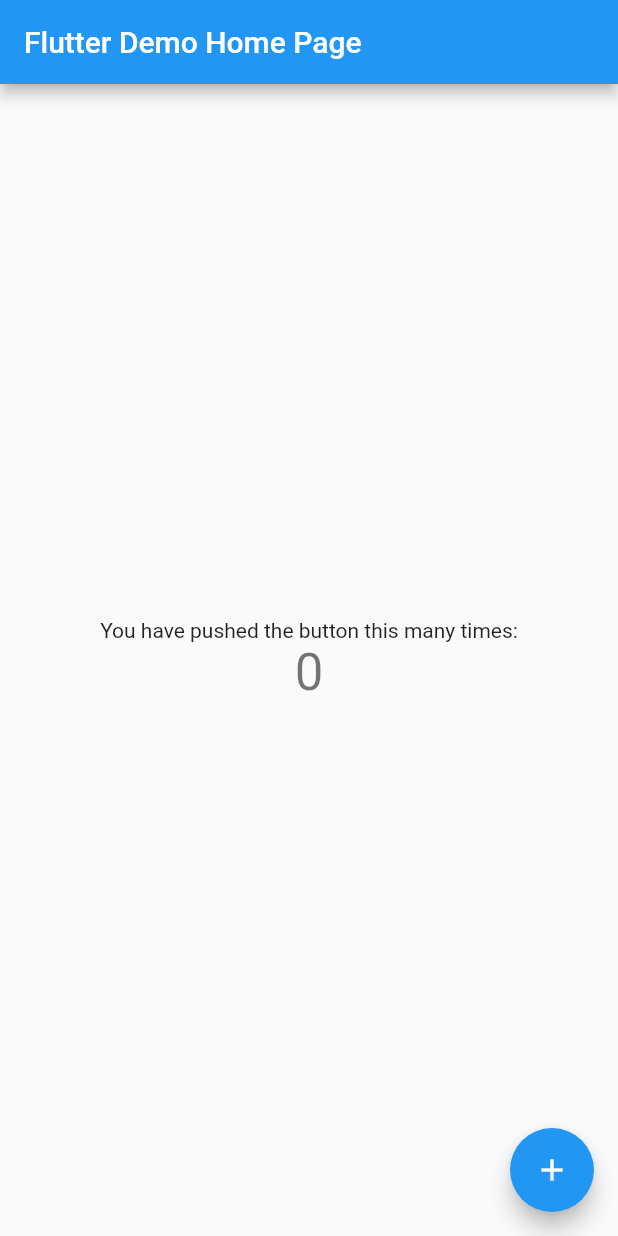
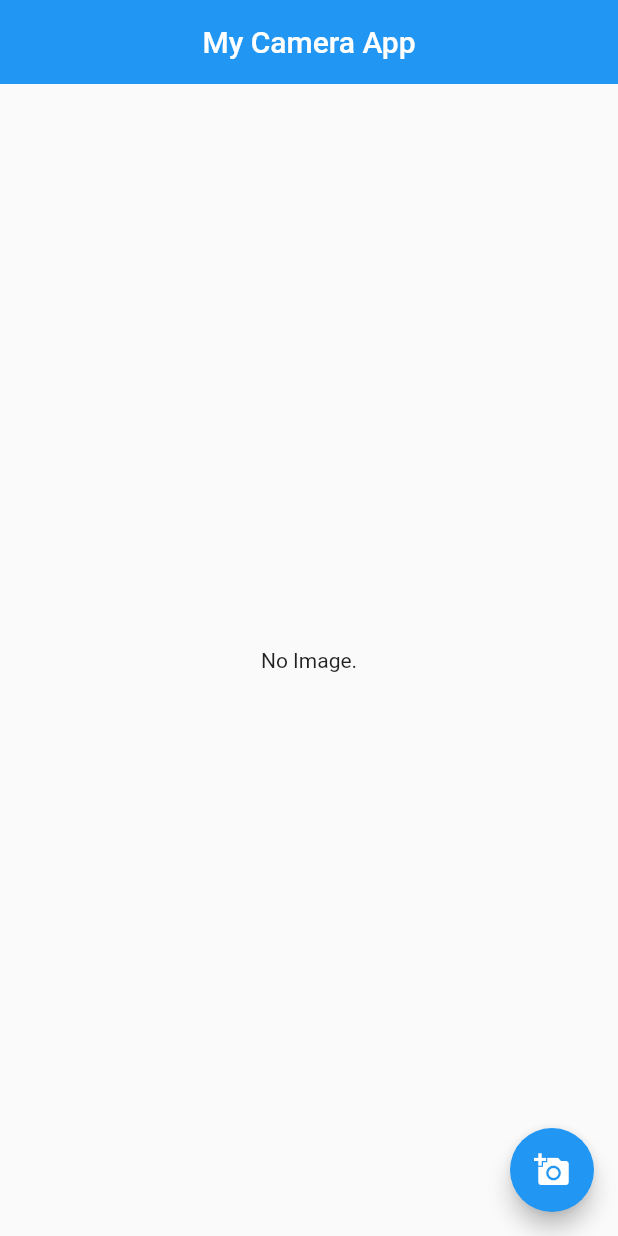
Before and after one commit to iamraajkanchan/mycameraapp, a Flutter app: the screen it shows after launch, on a phone screen of 412 x 824 dp. Run offline on Flutter 3.47's test engine with Material 2 defaults, Android fonts, the light colour scheme and no system bars; our stand-ins replace image_picker.

Commit message:
Uploaded on 10 April 2021

```diff
--- /dev/null
+++ b/lib/homepage.dart
@@ -0,0 +1,86 @@
+import 'package:flutter/material.dart';
+import 'package:image_picker/image_picker.dart';
+import 'dart:io';
+import 'dart:async';
+
+class HomePage extends StatefulWidget {
+  @override
+  _HomePageState createState() => _HomePageState();
+}
+
+class _HomePageState extends State<HomePage> {
+  File _image;
+
+  Future openCamera() async {
+    var image = await ImagePicker.pickImage(source: ImageSource.camera);
+    setState(() {
+      _image = image;
+    });
+  }
+
+  Future openGallery() async {
+    var image = await ImagePicker.pickImage(source: ImageSource.gallery);
+    setState(() {
+      _image = image;
+    });
+  }
+
+  Future<void> _optionsDialogBox() async {
+    return showDialog(
+        context: context,
+        builder: (context) {
+          return AlertDialog(
+            backgroundColor: Colors.blue,
+            shape: RoundedRectangleBorder(),
+            content: SingleChildScrollView(
+              child: ListBody(
+                children: <Widget>[
+                  GestureDetector(
+                    child: Text(
+                      'Take a picture',
+                      style: TextStyle(
+                        color: Colors.white,
+                        fontSize: 20.0,
+                      ),
+                    ),
+                    onTap: openCamera,
+                  ),
+                  Padding(
+                    padding: EdgeInsets.all(10.0),
+                  ),
+                  GestureDetector(
+                    child: Text(
+                      'Select image from Gallery',
+                      style: TextStyle(
+                        color: Colors.white,
+                        fontSize: 20.0,
+                      ),
+                    ),
+                    onTap: openGallery,
+                  )
+                ],
+              ),
+            ),
+          );
+        });
+  }
+
+  @override
+  Widget build(BuildContext context) {
+    return Scaffold(
+      appBar: AppBar(
+        title: Text('My Camera App'),
+        centerTitle: true,
+        elevation: 0.0,
+      ),
+      body: Center(
+        child: _image == null ? Text('No Image.') : Image.file(_image),
+      ),
+      floatingActionButton: FloatingActionButton(
+        onPressed: _optionsDialogBox,
+        child: Icon(Icons.add_a_photo),
+        tooltip: 'Open Camera/Gallery',
+      ),
+    );
+  }
+}
--- a/lib/main.dart
+++ b/lib/main.dart
@@ -1,113 +1,13 @@
 import 'package:flutter/material.dart';
+import 'package:mycameraapp/homepage.dart';
 
 void main() {
-  runApp(MyApp());
+  runApp(MaterialApp(
+    title: 'My Camera App',
+    debugShowCheckedModeBanner: false,
+    theme: ThemeData(
+      primaryColor: Colors.blue,
+    ),
+    home: HomePage(),
+  ));
 }
-
-class MyApp extends StatelessWidget {
-  // This widget is the root of your application.
-  @override
-  Widget build(BuildContext context) {
-    return MaterialApp(
-      title: 'Flutter Demo',
-      theme: ThemeData(
-        // This is the theme of your application.
-        //
-        // Try running your application with "flutter run". You'll see the
-        // application has a blue toolbar. Then, without quitting the app, try
-        // changing the primarySwatch below to Colors.green and then invoke
-        // "hot reload" (press "r" in the console where you ran "flutter run",
-        // or simply save your changes to "hot reload" in a Flutter IDE).
-        // Notice that the counter didn't reset back to zero; the application
-        // is not restarted.
-        primarySwatch: Colors.blue,
-      ),
-      home: MyHomePage(title: 'Flutter Demo Home Page'),
-    );
-  }
-}
-
-class MyHomePage extends StatefulWidget {
-  MyHomePage({Key key, this.title}) : super(key: key);
-
-  // This widget is the home page of your application. It is stateful, meaning
-  // that it has a State object (defined below) that contains fields that affect
-  // how it looks.
-
-  // This class is the configuration for the state. It holds the values (in this
-  // case the title) provided by the parent (in this case the App widget) and
-  // used by the build method of the State. Fields in a Widget subclass are
-  // always marked "final".
-
-  final String title;
-
-  @override
-  _MyHomePageState createState() => _MyHomePageState();
-}
-
-class _MyHomePageState extends State<MyHomePage> {
-  int _counter = 0;
-
-  void _incrementCounter() {
-    setState(() {
-      // This call to setState tells the Flutter framework that something has
-      // changed in this State, which causes it to rerun the build method below
-      // so that the display can reflect the updated values. If we changed
-      // _counter without calling setState(), then the build method would not be
-      // called again, and so nothing would appear to happen.
-      _counter++;
-    });
-  }
-
-  @override
-  Widget build(BuildContext context) {
-    // This method is rerun every time setState is called, for instance as done
-    // by the _incrementCounter method above.
-    //
-    // The Flutter framework has been optimized to make rerunning build methods
-    // fast, so that you can just rebuild anything that needs updating rather
-    // than having to individually change instances of widgets.
-    return Scaffold(
-      appBar: AppBar(
-        // Here we take the value from the MyHomePage object that was created by
-        // the App.build method, and use it to set our appbar title.
-        title: Text(widget.title),
-      ),
-      body: Center(
-        // Center is a layout widget. It takes a single child and positions it
-        // in the middle of the parent.
-        child: Column(
-          // Column is also a layout widget. It takes a list of children and
-          // arranges them vertically. By default, it sizes itself to fit its
-          // children horizontally, and tries to be as tall as its parent.
-          //
-          // Invoke "debug painting" (press "p" in the console, choose the
-          // "Toggle Debug Paint" action from the Flutter Inspector in Android
-          // Studio, or the "Toggle Debug Paint" command in Visual Studio Code)
-          // to see the wireframe for each widget.
-          //
-          // Column has various properties to control how it sizes itself and
-          // how it positions its children. Here we use mainAxisAlignment to
-          // center the children vertically; the main axis here is the vertical
-          // axis because Columns are vertical (the cross axis would be
-          // horizontal).
-          mainAxisAlignment: MainAxisAlignment.center,
-          children: <Widget>[
-            Text(
-              'You have pushed the button this many times:',
-            ),
-            Text(
-              '$_counter',
-              style: Theme.of(context).textTheme.headline4,
-            ),
-          ],
-        ),
-      ),
-      floatingActionButton: FloatingActionButton(
-        onPressed: _incrementCounter,
-        tooltip: 'Increment',
-        child: Icon(Icons.add),
-      ), // This trailing comma makes auto-formatting nicer for build methods.
-    );
-  }
-}
--- a/pubspec.yaml
+++ b/pubspec.yaml
@@ -28,6 +28,7 @@
   # The following adds the Cupertino Icons font to your application.
   # Use with the CupertinoIcons class for iOS style icons.
   cupertino_icons: ^1.0.2
+  image_picker: ^0.4.5
 
 dev_dependencies:
   flutter_test:
```
Also changed, not shown: pubspec.lock, 1 other file.
